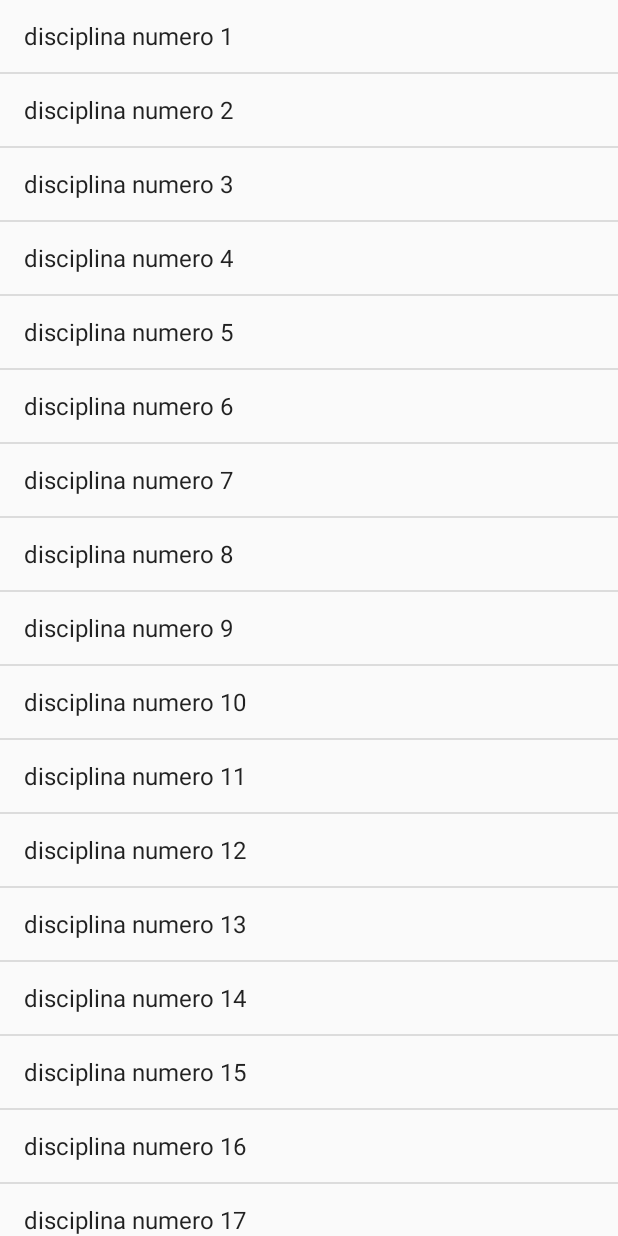
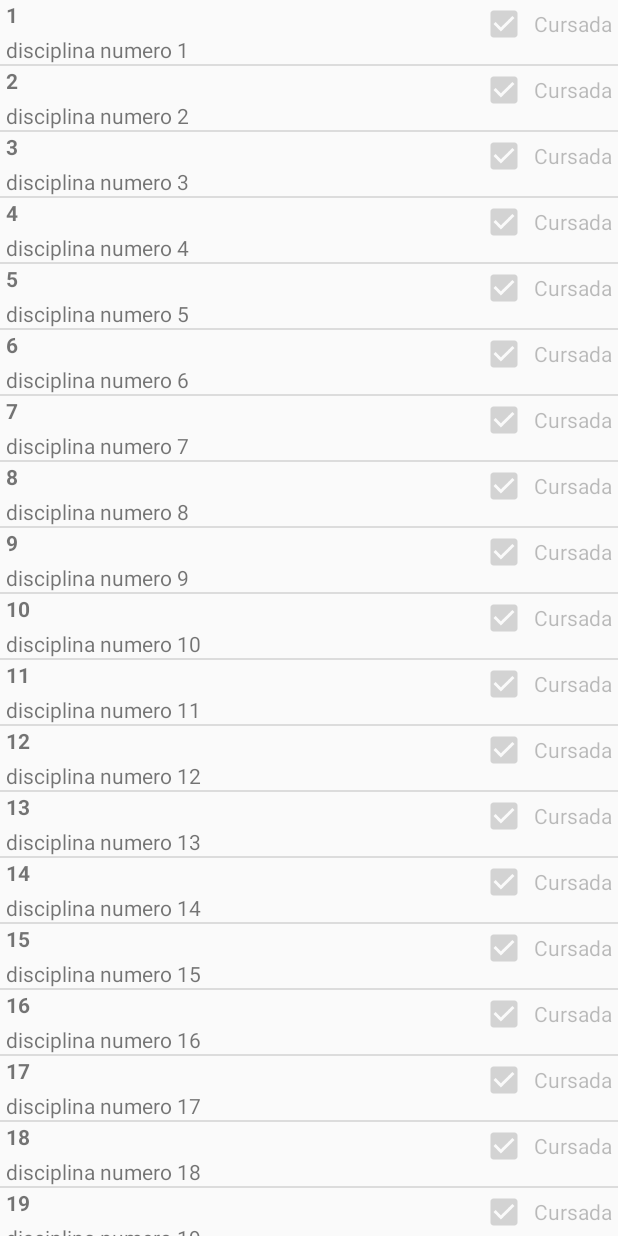
Before and after one commit to elntele/Sisa, an Android app: the screen it shows after launch (DisciplinaListActivity), on a phone screen of 412 x 824 dp. Run offline under Robolectric (Android 15) with nearby library versions, the phone set to English and light mode, and no system bars.

Commit message:
Finalização do ListView para as Disciplinas
ListView funcionando

```diff
--- a/app/src/main/java/br/ufrpe/android/sisa/Disciplina.java
+++ b/app/src/main/java/br/ufrpe/android/sisa/Disciplina.java
@@ -9,7 +9,7 @@ import java.util.UUID;
 public class Disciplina {
     private UUID mId;
     private String mNome;
-    private int mCodigo;
+    private String mCodigo;
     private String mPeriodo;
     private int mSemestre;
     private String mArea;
@@ -20,8 +20,17 @@ public class Disciplina {
     private String mSexta;
     private String[] mDiaHora= new String[5];
 
+    public boolean isSolved() {
+        return solved;
+    }
 
-    public Disciplina(UUID id, String nome, int codigo, String periodo, int semestre, String area,
+    public void setSolved(boolean solved) {
+        this.solved = solved;
+    }
+
+    private boolean solved;
+
+    public Disciplina(UUID id, String nome, String codigo, String periodo, int semestre, String area,
                       String segunda,String terca, String quarta, String quinta, String sexta) {
         mId = id;
         mNome = nome;
@@ -56,11 +65,11 @@ public class Disciplina {
         mNome = nome;
     }
 
-    public int getCodigo() {
+    public String getCodigo() {
         return mCodigo;
     }
 
-    public void setCodigo(int codigo) {
+    public void setCodigo(String codigo) {
         mCodigo = codigo;
     }
 
--- a/app/src/main/java/br/ufrpe/android/sisa/DisciplinaLab.java
+++ b/app/src/main/java/br/ufrpe/android/sisa/DisciplinaLab.java
@@ -22,7 +22,8 @@ public class DisciplinaLab {
         for (int i=1;i<66;i++){
             Disciplina d=new Disciplina();
             d.setNome("disciplina numero "+i);
-            d.setCodigo(i);
+            d.setSolved(true);
+            d.setCodigo(Integer.toString(i));
             mDisciplinas.add(d);
         }
     }
--- a/app/src/main/java/br/ufrpe/android/sisa/DisciplinaListFragment.java
+++ b/app/src/main/java/br/ufrpe/android/sisa/DisciplinaListFragment.java
@@ -4,8 +4,11 @@ import android.os.Bundle;
 import android.support.v4.app.ListFragment;
 import android.util.Log;
 import android.view.View;
+import android.view.ViewGroup;
 import android.widget.ArrayAdapter;
+import android.widget.CheckBox;
 import android.widget.ListView;
+import android.widget.TextView;
 
 import java.util.ArrayList;
 
@@ -22,16 +25,44 @@ public class DisciplinaListFragment extends ListFragment {
         getActivity().setTitle(R.string.disciplina_titulo);
         mDisciplinas = DisciplinaLab.getInstance(getActivity()).getDisciplinas();
 
-        ArrayAdapter<Disciplina> adapter =new ArrayAdapter<Disciplina>(getActivity(),
-                        android.R.layout.simple_list_item_1,mDisciplinas);
+        DisciplinaAdapter adapter = new DisciplinaAdapter(mDisciplinas);
         setListAdapter(adapter);
     }
 
     @Override
     public void onListItemClick(ListView l, View v, int position, long id) {
-        Disciplina d = (Disciplina) (getListAdapter()).getItem(position);
+      //  Disciplina d = (Disciplina) (getListAdapter()).getItem(position);
+        Disciplina d = ((DisciplinaAdapter)getListAdapter()).getItem(position);
         Log.d(TAG, d.getNome() + " foi clicado");
     }
 
+    private class DisciplinaAdapter extends ArrayAdapter<Disciplina>{
+
+        public DisciplinaAdapter(ArrayList<Disciplina> disciplinas){
+            super(getActivity(), 0, disciplinas);
+
+        }
+
+        @Override
+        public View getView(int position, View convertView, ViewGroup parent){
+
+            if (convertView == null){
+                convertView = getActivity().getLayoutInflater().inflate(R.layout.list_item_disciplina, null);
+            }
+
+            Disciplina d = getItem(position);
+
+            TextView mCodigo = (TextView) convertView.findViewById(R.id.disciplina_list_codigo_text_view);
+            mCodigo.setText(d.getCodigo());
+
+            TextView mNome = (TextView) convertView.findViewById(R.id.disciplina_list_nome_text_view);
+            mNome.setText(d.getNome());
+
+            CheckBox mEscolhida = (CheckBox) convertView.findViewById(R.id.disciplina_list_escolhida_check_box);
+            mEscolhida.setChecked(d.isSolved());
+
+            return convertView;
+        }
+    }
 
 }
--- a/app/src/main/res/layout/list_item_disciplina.xml
+++ b/app/src/main/res/layout/list_item_disciplina.xml
@@ -5,30 +5,34 @@
 
 
     <CheckBox
-        android:id="@+id/disciplina_list_escolhida_checkBox"
+        android:id="@+id/disciplina_list_escolhida_check_box"
         android:layout_width="wrap_content"
         android:layout_height="wrap_content"
         android:gravity="center"
-
-        android:layout_marginTop="32dp"
-        android:text="CheckBox"
-        android:layout_alignParentTop="true"
-        android:layout_alignParentEnd="true"/>
+        android:layout_alignParentRight="true"
+        android:enabled="false"
+        android:text="Cursada"
+        android:padding="4dp"
+        android:focusable="false"/>
 
     <TextView
-        android:id="@+id/disciplina_list_title_textView"
-        android:layout_width="wrap_content"
+        android:id="@+id/disciplina_list_codigo_text_view"
+        android:layout_width="match_parent"
         android:layout_height="wrap_content"
-        android:layout_marginStart="20dp"
-        android:text="TextView"
-        android:layout_alignTop="@+id/disciplina_list_escolhida_checkBox"
-        android:layout_alignParentStart="true"/>
+        android:layout_toLeftOf="@id/disciplina_list_escolhida_check_box"
+        android:text="Código"
+        android:textStyle="bold"
+        android:paddingLeft="4dp"
+        android:paddingRight="4dp"/>
 
     <TextView
-        android:id="@+id/textView2"
-        android:layout_width="wrap_content"
+        android:id="@+id/disciplina_list_nome_text_view"
+        android:layout_width="match_parent"
         android:layout_height="wrap_content"
-        android:text="TextView"
-        android:layout_below="@+id/disciplina_list_escolhida_checkBox"
-        android:layout_alignStart="@+id/disciplina_list_title_textView"/>
+        android:text="Nome"
+        android:layout_below="@+id/disciplina_list_codigo_text_view"
+        android:layout_toLeftOf="@id/disciplina_list_escolhida_check_box"
+        android:paddingLeft="4dp"
+        android:paddingRight="4dp"
+        android:paddingTop="4dp"/>
 </RelativeLayout>
```
